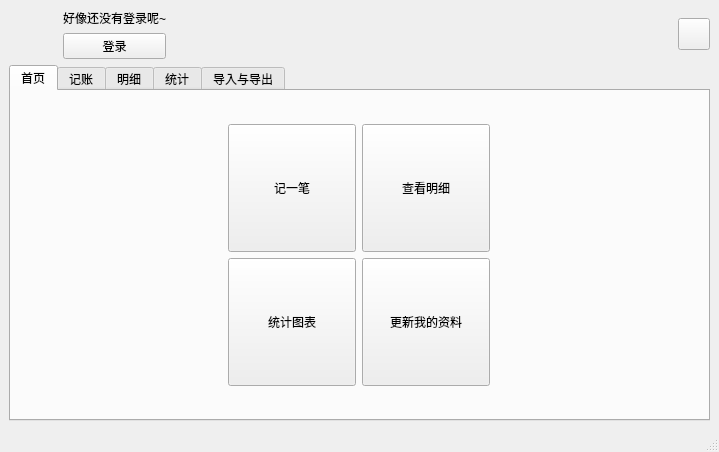
Above: ui/oopcash_mainwindow.ui from Harry-Chen/OOP-Cash before the change. Below: the same form after it.
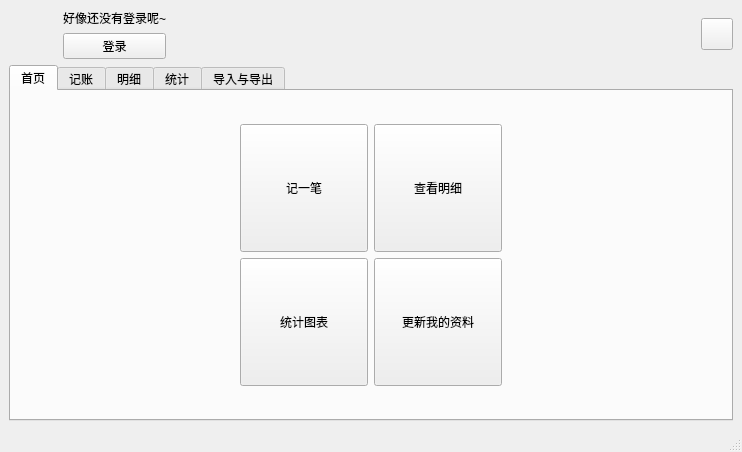
That is the form after the change. Icons and pictures are not drawn.

```diff
--- a/ui/oopcash_mainwindow.ui
+++ b/ui/oopcash_mainwindow.ui
@@ -6,7 +6,7 @@
    <rect>
     <x>0</x>
     <y>0</y>
-    <width>719</width>
+    <width>742</width>
     <height>452</height>
    </rect>
   </property>
```
Left out of the diff: 2 changed lines with no effect on the pictures.
